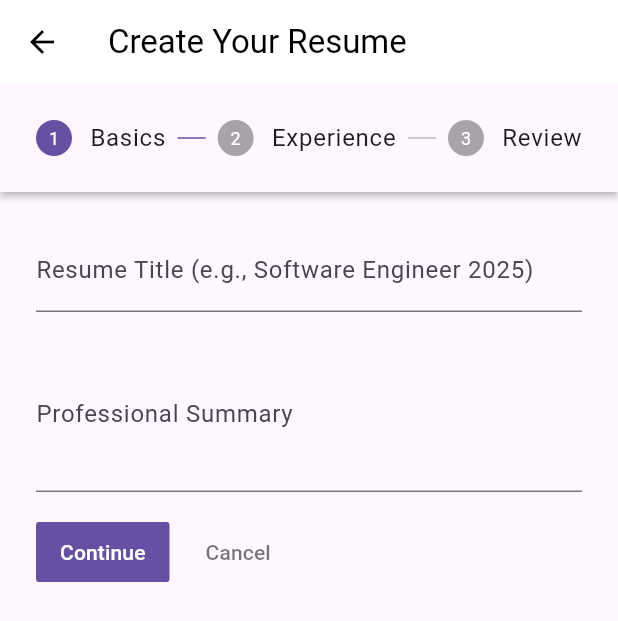
After one commit to Kamiza-Allan/ResumeCraft, a Flutter app: the ResumeEditorScreen screen opened by its route, on a phone screen of 412 x 824 dp. The commit adds this screen. Shown: the top 621 px of the screen. Run offline on Flutter 3.47's test engine with Material 3 defaults, Android fonts, the phone set to English and light mode, and no system bars; our stand-ins replace flutter_secure_storage; accounts and stored records are empty.

Commit message:
Created App Skeleton Screens

```diff
--- /dev/null
+++ b/frontend/lib/providers/resume_provider.dart
@@ -0,0 +1,15 @@
+import 'package:flutter/material.dart';
+import '../models/resume.model.dart';
+
+class ResumeProvider with ChangeNotifier {
+  Resume? _currentResume;
+  String _aiSuggestion = "";
+
+  Resume? get currentResume => _currentResume;
+  String get aiSuggestion => _aiSuggestion;
+
+  void updateAISuggestion(String suggestion) {
+    _aiSuggestion = suggestion;
+    notifyListeners(); // This tells the UI to refresh the AI Panel
+  }
+}
--- a/frontend/lib/screens/login_screen.dart
+++ b/frontend/lib/screens/login_screen.dart
@@ -23,7 +23,7 @@ class LoginScreen extends StatelessWidget {
             // Google Sign-in Button
             OutlinedButton.icon(
               onPressed: () {},
-              icon: Image.asset('assets/google_logo.png', height: 20),
+              icon: Image.asset('assets/google_logo.jpg', height: 20),
               label: const Text("Sign in with Google"),
             ),
 
@@ -37,7 +37,7 @@ class LoginScreen extends StatelessWidget {
             const SizedBox(height: 24),
 
             ElevatedButton(
-              onPressed: () { /* Call AuthService.login */ },
+              onPressed: () => Navigator.pushReplacementNamed(context, '/dashboard')/* Call AuthService.login */ ,
               child: const Text("Sign in", style: TextStyle(color: Colors.white)),
             ),
 
@@ -47,7 +47,7 @@ class LoginScreen extends StatelessWidget {
               mainAxisAlignment: MainAxisAlignment.center,
               children: [
                 const Text("New to ResumeCraft?"),
-                TextButton(onPressed: () {}, child: const Text("Create account")),
+                TextButton(onPressed: () => Navigator.pushNamed(context, '/register'), child: const Text("Create account")),
               ],
             ),
           ],
--- /dev/null
+++ b/frontend/lib/screens/resume_editor_screen.dart
@@ -0,0 +1,75 @@
+import 'package:flutter/material.dart';
+
+class ResumeEditorScreen extends StatefulWidget {
+  const ResumeEditorScreen({super.key});
+
+  @override
+  State<ResumeEditorScreen> createState() => _ResumeEditorScreenState();
+}
+
+class _ResumeEditorScreenState extends State<ResumeEditorScreen> {
+  int _currentStep = 0;
+
+  // Controllers to capture input
+  final TextEditingController _titleController = TextEditingController();
+  final TextEditingController _summaryController = TextEditingController();
+
+  @override
+  Widget build(BuildContext context) {
+    return Scaffold(
+      appBar: AppBar(
+        title: const Text("Create Your Resume", style: TextStyle(color: Colors.black)),
+        backgroundColor: Colors.white,
+        elevation: 0,
+        iconTheme: const IconThemeData(color: Colors.black),
+      ),
+      body: Stepper(
+        type: StepperType.horizontal,
+        currentStep: _currentStep,
+        onStepContinue: () {
+          if (_currentStep < 2) setState(() => _currentStep += 1);
+        },
+        onStepCancel: () {
+          if (_currentStep > 0) setState(() => _currentStep -= 1);
+        },
+        steps: [
+          Step(
+            title: const Text("Basics"),
+            isActive: _currentStep >= 0,
+            content: Column(
+              children: [
+                TextField(
+                  controller: _titleController,
+                  decoration: const InputDecoration(labelText: "Resume Title (e.g., Software Engineer 2025)"),
+                ),
+                const SizedBox(height: 16),
+                TextField(
+                  controller: _summaryController,
+                  maxLines: 3,
+                  decoration: const InputDecoration(labelText: "Professional Summary"),
+                ),
+              ],
+            ),
+          ),
+          Step(
+            title: const Text("Experience"),
+            isActive: _currentStep >= 1,
+            content: const Text("Add your work history here..."),
+          ),
+          Step(
+            title: const Text("Review"),
+            isActive: _currentStep >= 2,
+            content: const Text("Ready to optimize with AI?"),
+          ),
+        ],
+      ),
+    );
+  }
+}
+
+Future<void> getAISuggestions() async {
+  // 1. Show a loading spinner
+  // 2. Package the _summaryController.text into JSON
+  // 3. Send via HTTP to Django
+  // 4. Update the UI with the "Professional Impact" suggestions
+}
```
Also changed, not shown: frontend/lib/main.dart (+12 -15 lines), frontend/lib/screens/dashboard_screen.dart (+11 -2 lines), frontend/lib/screens/landing_screen.dart (added, +225 -0 lines), frontend/lib/services/resume_service.dart (added, +24 -0 lines), frontend/assets/google_logo.jpg (added), frontend/assets/logo.svg (deleted), 1 other file.
